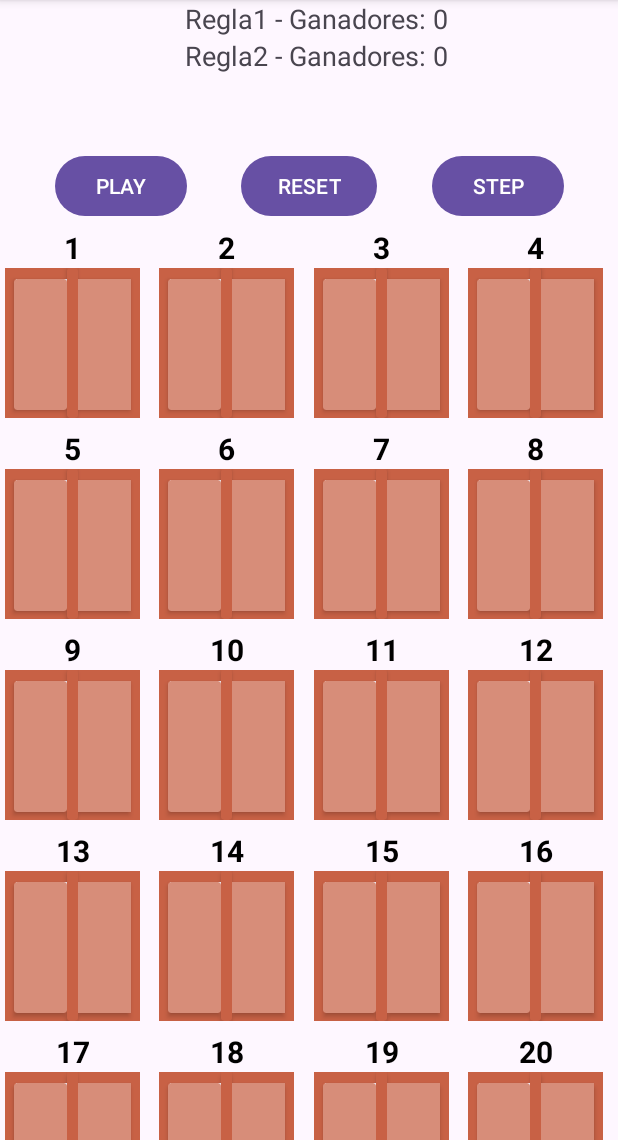
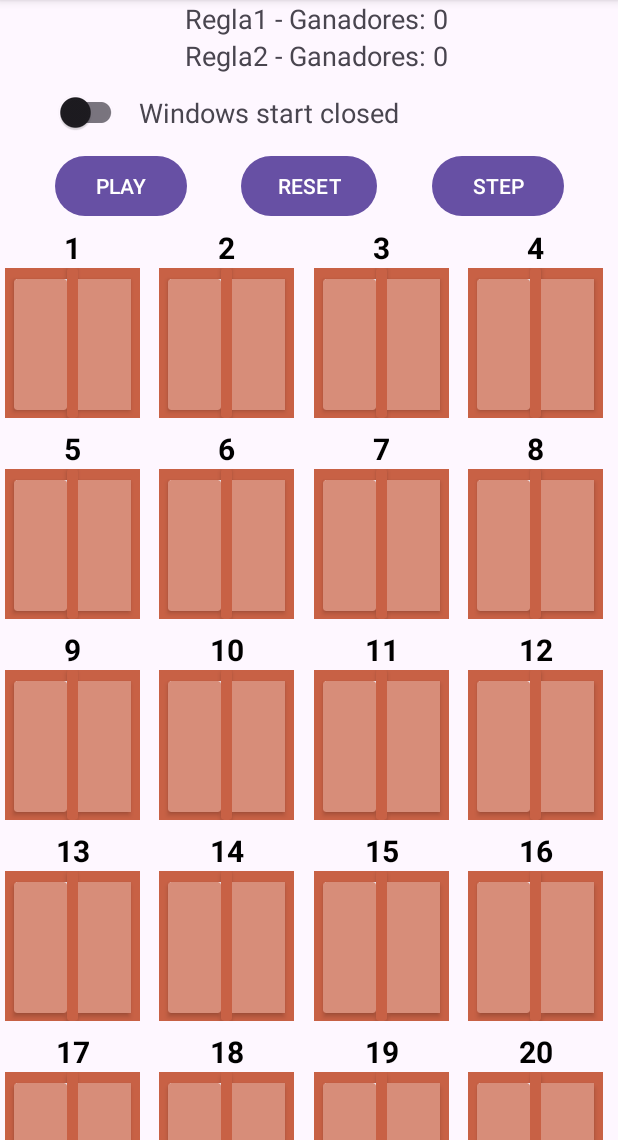
Before and after one commit to nmahnic/bitnovo_android_challenge, an Android app: the screen it shows after launch (MainActivity), after a tap on "RESET", on a phone screen of 412 x 824 dp, the part 96-1236 px from its top. Run offline under Robolectric (Android 15) with nearby library versions, the phone set to English and light mode, and no system bars; 1 other tap on this screen came first.

```diff
--- a/app/src/main/java/com/nicomahnic/bitnovochallenge/HomeFragment.kt
+++ b/app/src/main/java/com/nicomahnic/bitnovochallenge/HomeFragment.kt
@@ -28,12 +28,30 @@ class HomeFragment : Fragment(R.layout.fragment_home) {
         binding.btnReset.setOnClickListener(btnResetListener)
         binding.btnStep.setOnClickListener(btnStepListener)
 
+        binding.switchWindow.setOnClickListener(switchListener)
+
         castleWindows.createWindows(64)
 
         binding.rvWindows.layoutManager = GridLayoutManager(requireContext(), 4)
         adapter = WindowAdapter(castleWindows.windows)
         binding.rvWindows.adapter = adapter
 
+    }
+
+    private val switchListener = object : View.OnClickListener{
+        override fun onClick(p0: View?) {
+            if(binding.switchWindow.isChecked)
+                binding.tvSwitch.text = "Windows start open"
+            else
+                binding.tvSwitch.text = "Windows start closed"
+
+            castleWindows.createWindows(64, binding.switchWindow.isChecked)
+            reset()
+
+            binding.rvWindows.layoutManager = GridLayoutManager(requireContext(), 4)
+            adapter = WindowAdapter(castleWindows.windows)
+            binding.rvWindows.adapter = adapter
+        }
     }
 
     private val btnStepListener = object : View.OnClickListener{
@@ -52,13 +70,17 @@ class HomeFragment : Fragment(R.layout.fragment_home) {
 
     private val btnResetListener = object : View.OnClickListener{
         override fun onClick(p0: View?) {
-            castleWindows.reset()
-            idVisitor = 1
-            adapter.notifyDataSetChanged()
+            reset()
+        }
+    }
 
-            binding.tvRule1Value.text = castleWindows.getVisitorWhoWon().size.toString()
-            binding.tvRule2Value.text = castleWindows.getVisitorWhoWon2().size.toString()
-        }
+    private fun reset(){
+        castleWindows.reset()
+        idVisitor = 1
+        adapter.notifyDataSetChanged()
+
+        binding.tvRule1Value.text = castleWindows.getVisitorWhoWon().size.toString()
+        binding.tvRule2Value.text = castleWindows.getVisitorWhoWon2().size.toString()
     }
 
     private fun setButtonClickable(state: Boolean){
--- a/app/src/main/java/com/nicomahnic/bitnovochallenge/adapter/WindowAdapter.kt
+++ b/app/src/main/java/com/nicomahnic/bitnovochallenge/adapter/WindowAdapter.kt
@@ -4,12 +4,10 @@ import android.view.LayoutInflater
 import android.view.ViewGroup
 import androidx.recyclerview.widget.RecyclerView
 import com.nicomahnic.bitnovochallenge.R
-import com.nicomahnic.bitnovochallenge.models.ClosedWindow
-import com.nicomahnic.bitnovochallenge.models.OpenWindow
+import com.nicomahnic.bitnovochallenge.models.Window
 
 class WindowAdapter(
-//    private var windowList: MutableList<OpenWindow>,
-    private var windowList: MutableList<ClosedWindow>,
+    private var windowList: MutableList<Window>,
 ) : RecyclerView.Adapter<WindowViewHolder>() {
 
     override fun onCreateViewHolder(parent: ViewGroup, viewType: Int): WindowViewHolder {
--- a/app/src/main/java/com/nicomahnic/bitnovochallenge/models/Castle.kt
+++ b/app/src/main/java/com/nicomahnic/bitnovochallenge/models/Castle.kt
@@ -1,14 +1,14 @@
 package com.nicomahnic.bitnovochallenge.models
 
 class Castle(
-//    var windows: MutableList<OpenWindow> = mutableListOf(),
-    var windows: MutableList<ClosedWindow> = mutableListOf(),
+    var windows: MutableList<Window> = mutableListOf(),
 ) {
 
-    fun createWindows(quantity: Int){
+    fun createWindows(quantity: Int, windowState: Boolean = true){
+        windows = mutableListOf()
         for( windowId in  (quantity downTo 1) ){
-//            this.windows.add(0, OpenWindow( windowId ) )
-            this.windows.add(0, ClosedWindow( windowId ) )
+            if(windowState) windows.add(0, OpenWindow( windowId ) )
+            else windows.add(0, ClosedWindow( windowId ) )
         }
         reset()
     }
--- a/app/src/main/java/com/nicomahnic/bitnovochallenge/models/Window.kt
+++ b/app/src/main/java/com/nicomahnic/bitnovochallenge/models/Window.kt
@@ -1,8 +1,4 @@
 package com.nicomahnic.bitnovochallenge.models
-
-import android.os.Parcelable
-import kotlinx.android.parcel.Parcelize
-
 
 interface Window {
 
--- a/app/src/main/res/layout/fragment_home.xml
+++ b/app/src/main/res/layout/fragment_home.xml
@@ -33,7 +33,6 @@
         android:layout_height="wrap_content"
         android:text="Regla2 - Ganadores: "
         android:textSize="18sp"
-        app:layout_constraintBottom_toTopOf="@+id/btnStart"
         app:layout_constraintEnd_toEndOf="parent"
         app:layout_constraintStart_toStartOf="parent"
         app:layout_constraintTop_toBottomOf="@+id/tvRule1" />
@@ -44,9 +43,30 @@
         android:layout_height="wrap_content"
         android:text="0"
         android:textSize="18sp"
-        app:layout_constraintBottom_toTopOf="@+id/btnStart"
         app:layout_constraintStart_toEndOf="@+id/tvRule2"
         app:layout_constraintTop_toBottomOf="@+id/tvRule1" />
+
+    <TextView
+        android:id="@+id/tvSwitch"
+        android:layout_width="wrap_content"
+        android:layout_height="wrap_content"
+        android:layout_marginStart="8dp"
+        android:text="Window start Open"
+
+        android:textSize="18sp"
+        app:layout_constraintBottom_toBottomOf="@+id/switchWindow"
+        app:layout_constraintStart_toEndOf="@+id/switchWindow"
+        app:layout_constraintTop_toTopOf="@+id/switchWindow" />
+
+    <com.google.android.material.switchmaterial.SwitchMaterial
+        android:id="@+id/switchWindow"
+        android:layout_width="wrap_content"
+        android:layout_height="wrap_content"
+        style="@style/Widget.Material3.CompoundButton.Switch"
+        android:checked="true"
+        app:layout_constraintBottom_toTopOf="@+id/btnPlay"
+        app:layout_constraintStart_toStartOf="@+id/btnPlay"
+        app:layout_constraintTop_toBottomOf="@+id/tvRule2" />
 
     <Button
         android:id="@+id/btnReset"
```
